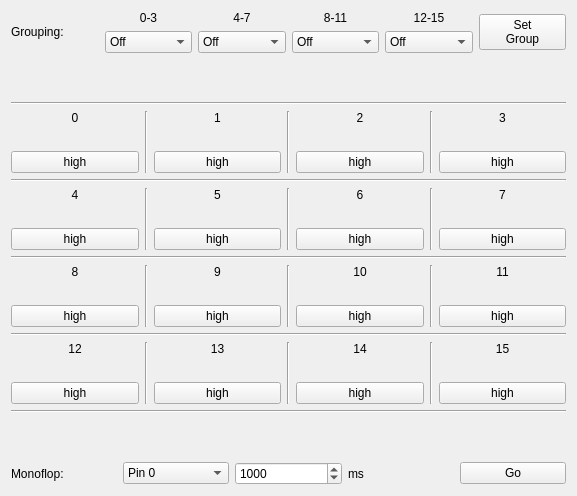
Above: src/brickv/plugin_system/plugins/industrial_digital_out_4/ui/industrial_digital_out_4.ui from Tinkerforge/brickv before the change. Below: the same form after it.
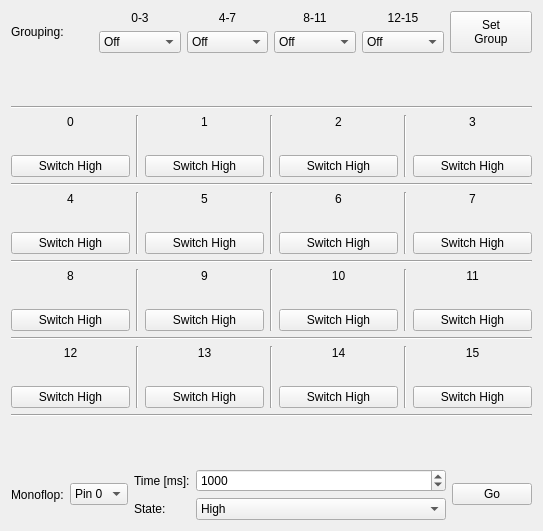
That is the form after the change.

Commit message: Improve monoflop handling for Industrial Bricklets

Diff of the .ui file:
```diff
--- a/src/brickv/plugin_system/plugins/industrial_digital_out_4/ui/industrial_digital_out_4.ui
+++ b/src/brickv/plugin_system/plugins/industrial_digital_out_4/ui/industrial_digital_out_4.ui
@@ -6,8 +6,8 @@
    <rect>
     <x>0</x>
     <y>0</y>
-    <width>577</width>
-    <height>496</height>
+    <width>543</width>
+    <height>531</height>
    </rect>
   </property>
   <property name="windowTitle">
@@ -197,6 +197,12 @@
      </item>
      <item>
       <widget class="QPushButton" name="set_group">
+       <property name="sizePolicy">
+        <sizepolicy hsizetype="Minimum" vsizetype="Minimum">
+         <horstretch>0</horstretch>
+         <verstretch>0</verstretch>
+        </sizepolicy>
+       </property>
        <property name="text">
         <string>Set
 Group</string>
@@ -244,12 +250,15 @@
          <property name="text">
           <string/>
          </property>
+         <property name="alignment">
+          <set>Qt::AlignCenter</set>
+         </property>
         </widget>
        </item>
        <item>
         <widget class="QPushButton" name="b0">
          <property name="text">
-          <string>high</string>
+          <string>Switch High</string>
          </property>
         </widget>
        </item>
@@ -279,12 +288,15 @@
          <property name="text">
           <string/>
          </property>
+         <property name="alignment">
+          <set>Qt::AlignCenter</set>
+         </property>
         </widget>
        </item>
        <item>
         <widget class="QPushButton" name="b1">
          <property name="text">
-          <string>high</string>
+          <string>Switch High</string>
          </property>
         </widget>
        </item>
@@ -314,12 +326,15 @@
          <property name="text">
           <string/>
          </property>
+         <property name="alignment">
+          <set>Qt::AlignCenter</set>
+         </property>
         </widget>
        </item>
        <item>
         <widget class="QPushButton" name="b2">
          <property name="text">
-          <string>high</string>
+          <string>Switch High</string>
          </property>
         </widget>
        </item>
@@ -349,12 +364,15 @@
          <property name="text">
           <string/>
          </property>
+         <property name="alignment">
+          <set>Qt::AlignCenter</set>
+         </property>
         </widget>
        </item>
        <item>
         <widget class="QPushButton" name="b3">
          <property name="text">
-          <string>high</string>
+          <string>Switch High</string>
          </property>
         </widget>
        </item>
@@ -388,6 +406,9 @@
          <property name="text">
           <string/>
          </property>
+         <property name="alignment">
+          <set>Qt::AlignCenter</set>
+         </property>
         </widget>
        </item>
        <item>
@@ -396,7 +417,7 @@
           <bool>true</bool>
          </property>
          <property name="text">
-          <string>high</string>
+          <string>Switch High</string>
          </property>
         </widget>
        </item>
@@ -426,12 +447,15 @@
          <property name="text">
           <string/>
          </property>
+         <property name="alignment">
+          <set>Qt::AlignCenter</set>
+         </property>
         </widget>
        </item>
        <item>
         <widget class="QPushButton" name="b5">
          <property name="text">
-          <string>high</string>
+          <string>Switch High</string>
          </property>
         </widget>
        </item>
@@ -461,12 +485,15 @@
          <property name="text">
           <string/>
          </property>
+         <property name="alignment">
+          <set>Qt::AlignCenter</set>
+         </property>
         </widget>
        </item>
        <item>
         <widget class="QPushButton" name="b6">
          <property name="text">
-          <string>high</string>
+          <string>Switch High</string>
          </property>
         </widget>
        </item>
@@ -496,12 +523,15 @@
          <property name="text">
           <string/>
          </property>
+         <property name="alignment">
+          <set>Qt::AlignCenter</set>
+         </property>
         </widget>
        </item>
        <item>
         <widget class="QPushButton" name="b7">
          <property name="text">
-          <string>high</string>
+          <string>Switch High</string>
          </property>
         </widget>
        </item>
@@ -535,12 +565,15 @@
          <property name="text">
           <string/>
          </property>
+         <property name="alignment">
+          <set>Qt::AlignCenter</set>
+         </property>
         </widget>
        </item>
        <item>
         <widget class="QPushButton" name="b8">
          <property name="text">
-          <string>high</string>
+          <string>Switch High</string>
          </property>
         </widget>
        </item>
@@ -570,12 +603,15 @@
          <property name="text">
           <string/>
          </property>
+         <property name="alignment">
+          <set>Qt::AlignCenter</set>
+         </property>
         </widget>
        </item>
        <item>
         <widget class="QPushButton" name="b9">
          <property name="text">
-          <string>high</string>
+          <string>Switch High</string>
          </property>
         </widget>
        </item>
@@ -605,12 +641,15 @@
          <property name="text">
           <string/>
          </property>
+         <property name="alignment">
+          <set>Qt::AlignCenter</set>
+         </property>
         </widget>
        </item>
        <item>
         <widget class="QPushButton" name="b10">
          <property name="text">
-          <string>high</string>
+          <string>Switch High</string>
          </property>
         </widget>
        </item>
@@ -640,12 +679,15 @@
          <property name="text">
           <string/>
          </property>
+         <property name="alignment">
+          <set>Qt::AlignCenter</set>
+         </property>
         </widget>
        </item>
        <item>
         <widget class="QPushButton" name="b11">
          <property name="text">
-          <string>high</string>
+          <string>Switch High</string>
          </property>
         </widget>
        </item>
@@ -679,12 +721,15 @@
          <property name="text">
           <string/>
          </property>
+         <property name="alignment">
+          <set>Qt::AlignCenter</set>
+         </property>
         </widget>
        </item>
        <item>
         <widget class="QPushButton" name="b12">
          <property name="text">
-          <string>high</string>
+          <string>Switch High</string>
          </property>
         </widget>
        </item>
@@ -714,12 +759,15 @@
          <property name="text">
           <string/>
          </property>
+         <property name="alignment">
+          <set>Qt::AlignCenter</set>
+         </property>
         </widget>
        </item>
        <item>
         <widget class="QPushButton" name="b13">
          <property name="text">
-          <string>high</string>
+          <string>Switch High</string>
          </property>
         </widget>
        </item>
@@ -749,12 +797,15 @@
          <property name="text">
           <string/>
          </property>
+         <property name="alignment">
+          <set>Qt::AlignCenter</set>
+         </property>
         </widget>
        </item>
        <item>
         <widget class="QPushButton" name="b14">
          <property name="text">
-          <string>high</string>
+          <string>Switch High</string>
          </property>
         </widget>
        </item>
@@ -784,12 +835,15 @@
          <property name="text">
           <string/>
          </property>
+         <property name="alignment">
+          <set>Qt::AlignCenter</set>
+         </property>
         </widget>
        </item>
        <item>
         <widget class="QPushButton" name="b15">
          <property name="text">
-          <string>high</string>
+          <string>Switch High</string>
          </property>
         </widget>
        </item>
@@ -818,7 +872,7 @@
     </spacer>
    </item>
    <item>
-    <layout class="QHBoxLayout" name="horizontalLayout_3">
+    <layout class="QHBoxLayout" name="horizontalLayout_3" stretch="0,0,0,1,0">
      <item>
       <widget class="QLabel" name="monoflop_label1">
        <property name="text">
@@ -828,6 +882,9 @@
      </item>
      <item>
       <widget class="QComboBox" name="monoflop_pin">
+       <property name="sizeAdjustPolicy">
+        <enum>QComboBox::AdjustToContents</enum>
+       </property>
        <item>
         <property name="text">
          <string>Pin 0</string>
@@ -851,21 +908,50 @@
       </widget>
      </item>
      <item>
-      <widget class="QSpinBox" name="monoflop_time">
-       <property name="maximum">
-        <number>2147483647</number>
-       </property>
-       <property name="value">
-        <number>1000</number>
-       </property>
-      </widget>
+      <layout class="QVBoxLayout" name="verticalLayout_23">
+       <item>
+        <widget class="QLabel" name="monoflop_label2">
+         <property name="text">
+          <string>Time [ms]:</string>
+         </property>
+        </widget>
+       </item>
+       <item>
+        <widget class="QLabel" name="label_6">
+         <property name="text">
+          <string>State:</string>
+         </property>
+        </widget>
+       </item>
+      </layout>
      </item>
      <item>
-      <widget class="QLabel" name="monoflop_label2">
-       <property name="text">
-        <string>ms</string>
-       </property>
-      </widget>
+      <layout class="QVBoxLayout" name="verticalLayout_22">
+       <item>
+        <widget class="QSpinBox" name="monoflop_time">
+         <property name="maximum">
+          <number>2147483647</number>
+         </property>
+         <property name="value">
+          <number>1000</number>
+         </property>
+        </widget>
+       </item>
+       <item>
+        <widget class="QComboBox" name="monoflop_state">
+         <item>
+          <property name="text">
+           <string>High</string>
+          </property>
+         </item>
+         <item>
+          <property name="text">
+           <string>Low</string>
+          </property>
+         </item>
+        </widget>
+       </item>
+      </layout>
      </item>
      <item>
       <widget class="QPushButton" name="monoflop_go">
```
Left out of the diff: 2 changed lines with no effect on the pictures. The commit also changes 5 other files.
